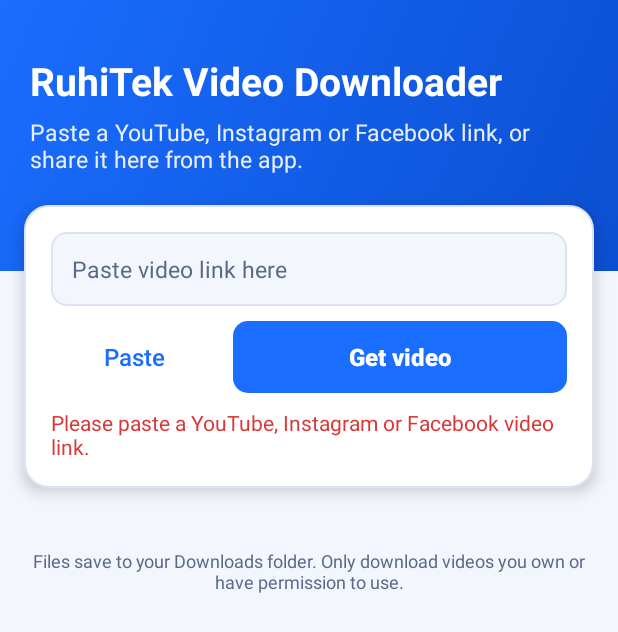
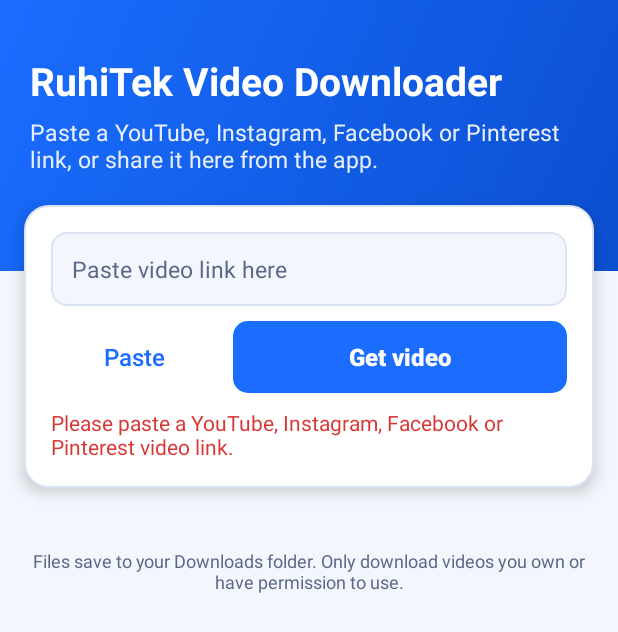
Before and after one commit to ruhicreation786/Ruhi-Creation, an Android app: the screen it shows after launch (MainActivity), after a tap on "Get video", on a phone screen of 412 x 824 dp. Shown: the top 632 px of the screen. Run offline under Robolectric (Android 15) with nearby library versions, the phone set to English and light mode, and no system bars; libraries missing offline, so code that uses them is left out: com.yausername.ffmpeg, com.yausername.youtubedl_android; 3 statements that could not run were skipped.

Commit message:
Add Pinterest support to video downloader (v1.1)
Co-Authored-By: Claude Opus 5.5 <noreply@anthropic.com>
Claude-Session: https://claude.ai/code/session_01KZvoTvLAUqvYpekDkNygVz

```diff
--- a/video-downloader-android/app/build.gradle.kts
+++ b/video-downloader-android/app/build.gradle.kts
@@ -11,8 +11,8 @@ android {
         applicationId = "com.ruhitek.downloader"
         minSdk = 24
         targetSdk = 34
-        versionCode = 1
-        versionName = "1.0"
+        versionCode = 2
+        versionName = "1.1"
         ndk { abiFilters += listOf("arm64-v8a", "armeabi-v7a") }
     }
 
--- a/video-downloader-android/app/src/main/java/com/ruhitek/downloader/MainActivity.kt
+++ b/video-downloader-android/app/src/main/java/com/ruhitek/downloader/MainActivity.kt
@@ -55,7 +55,7 @@ class MainActivity : AppCompatActivity() {
     )
 
     private val supported = Regex(
-        "https?://([a-z0-9-]+\\.)*(youtube\\.com|youtu\\.be|instagram\\.com|facebook\\.com|fb\\.watch|fb\\.com)/\\S*",
+        "https?://([a-z0-9-]+\\.)*(youtube\\.com|youtu\\.be|instagram\\.com|facebook\\.com|fb\\.watch|fb\\.com|pinterest\\.[a-z.]+|pin\\.it)/\\S*",
         RegexOption.IGNORE_CASE
     )
 
@@ -138,7 +138,7 @@ class MainActivity : AppCompatActivity() {
         if (busy) return
         val url = extractUrl(urlInput.text.toString().trim())
         if (url == null) {
-            showError("Please paste a YouTube, Instagram or Facebook video link.")
+            showError("Please paste a YouTube, Instagram, Facebook or Pinterest video link.")
             return
         }
         showError(null)
--- a/video-downloader-android/app/src/main/res/layout/activity_main.xml
+++ b/video-downloader-android/app/src/main/res/layout/activity_main.xml
@@ -32,7 +32,7 @@
                 android:layout_height="wrap_content"
                 android:layout_marginTop="6dp"
                 android:alpha="0.9"
-                android:text="Paste a YouTube, Instagram or Facebook link, or share it here from the app."
+                android:text="Paste a YouTube, Instagram, Facebook or Pinterest link, or share it here from the app."
                 android:textColor="#FFFFFF"
                 android:textSize="15sp" />
         </LinearLayout>
```
Also changed, not shown: 1 other file.
